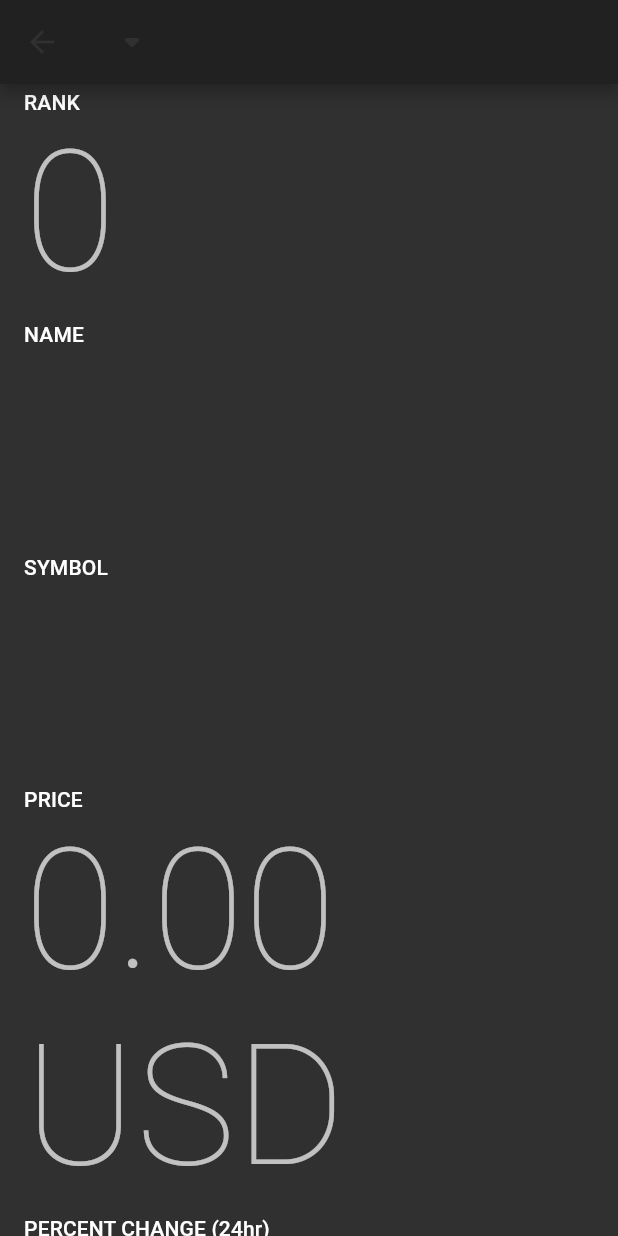
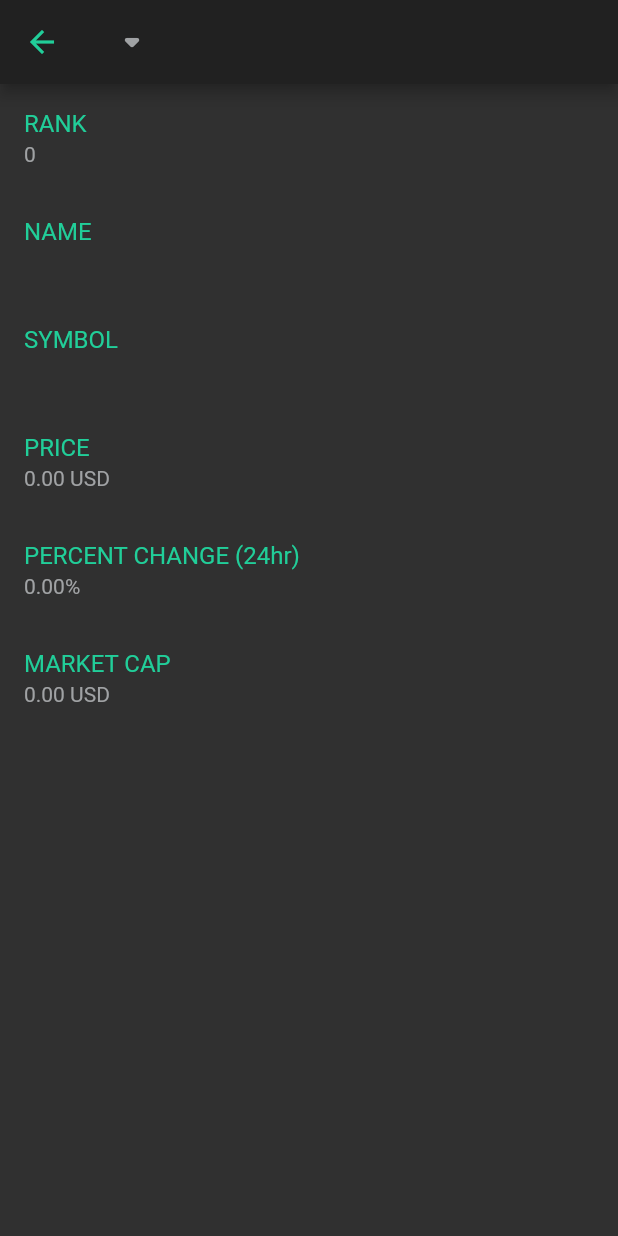
Before and after one commit to leval123/cryptospace, a Flutter app: the DetailScreen screen opened directly with empty values, on a phone screen of 412 x 824 dp. Run offline on Flutter 3.47's test engine with Material 2 defaults, Android fonts, the phone set to English and light mode, and no system bars; our stand-ins replace dio; network calls fail.

Commit message:
fixed api not working and red slash screen

```diff
--- a/lib/models/crypto.dart
+++ b/lib/models/crypto.dart
@@ -1,34 +1,32 @@
 class Crypto {
   String id;
   String name;
+  int rank;
+  double priceUsd;
   String symbol;
   double changePercent24Hr;
-  double priceUsd;
+
   double marketCapUsd;
-  int rank;
-  String explorer;
 
   Crypto({
     required this.id,
     required this.name,
+    required this.rank,
+    required this.priceUsd,
     required this.symbol,
     required this.changePercent24Hr,
-    required this.priceUsd,
     required this.marketCapUsd,
-    required this.rank,
-    required this.explorer,
   });
 
   factory Crypto.fromJson(Map<String, dynamic> json) {
     return Crypto(
       id: json['id'],
       name: json['name'],
+      rank: int.parse(json['rank']),
+      priceUsd: double.parse(json['priceUsd']),
       symbol: json['symbol'],
-      explorer: json['explorer'],
       changePercent24Hr: double.parse(json['changePercent24Hr']),
-      priceUsd: double.parse(json['priceUsd']),
       marketCapUsd: double.parse(json['marketCapUsd']),
-      rank: int.parse(json['rank']),
     );
   }
 }
--- a/lib/screens/detail_screen.dart
+++ b/lib/screens/detail_screen.dart
@@ -1,4 +1,5 @@
 import 'package:cryptospace/models/crypto.dart';
+import 'package:cryptospace/utilities/constants.dart';
 import 'package:cryptospace/utilities/helpers.dart';
 import 'package:flutter/material.dart';
 
@@ -14,19 +15,17 @@ class DetailScreen extends StatelessWidget {
     return Scaffold(
       appBar: AppBar(
         brightness: Brightness.light,
-        iconTheme: IconThemeData(
-          color: Theme.of(context).scaffoldBackgroundColor,
-        ),
+        iconTheme: IconThemeData(color: kGreenColor),
         title: Row(
           children: [
             getPrefixIcon(
               crypto.changePercent24Hr,
-              color: Theme.of(context).scaffoldBackgroundColor,
+              color: kGreyColor,
             ),
             Text(
               crypto.name,
               style: TextStyle(
-                color: Theme.of(context).scaffoldBackgroundColor,
+                color: kGreyColor,
               ),
             ),
           ],
@@ -38,61 +37,61 @@ class DetailScreen extends StatelessWidget {
             ListTile(
               title: Text(
                 'RANK',
-                style: Theme.of(context).textTheme.subtitle2,
+                style: TextStyle(color: kGreenColor),
               ),
               subtitle: Text(
                 crypto.rank.toString(),
-                style: Theme.of(context).textTheme.headline1,
+                style: TextStyle(color: kGreyColor),
               ),
             ),
             ListTile(
               title: Text(
                 'NAME',
-                style: Theme.of(context).textTheme.subtitle2,
+                style: TextStyle(color: kGreenColor),
               ),
               subtitle: Text(
                 crypto.name,
-                style: Theme.of(context).textTheme.headline1,
+                style: TextStyle(color: kGreyColor),
               ),
             ),
             ListTile(
               title: Text(
                 'SYMBOL',
-                style: Theme.of(context).textTheme.subtitle2,
+                style: TextStyle(color: kGreenColor),
               ),
               subtitle: Text(
                 crypto.symbol,
-                style: Theme.of(context).textTheme.headline1,
+                style: TextStyle(color: kGreyColor),
               ),
             ),
             ListTile(
               title: Text(
                 'PRICE',
-                style: Theme.of(context).textTheme.subtitle2,
+                style: TextStyle(color: kGreenColor),
               ),
               subtitle: Text(
                 "${crypto.priceUsd.toStringAsFixed(2)} USD",
-                style: Theme.of(context).textTheme.headline1,
+                style: TextStyle(color: kGreyColor),
               ),
             ),
             ListTile(
               title: Text(
                 'PERCENT CHANGE (24hr)',
-                style: Theme.of(context).textTheme.subtitle2,
+                style: TextStyle(color: kGreenColor),
               ),
               subtitle: Text(
                 "${crypto.changePercent24Hr.toStringAsFixed(2)}%",
-                style: Theme.of(context).textTheme.headline1,
+                style: TextStyle(color: kGreyColor),
               ),
             ),
             ListTile(
               title: Text(
                 'MARKET CAP',
-                style: Theme.of(context).textTheme.subtitle2,
+                style: TextStyle(color: kGreenColor),
               ),
               subtitle: Text(
                 "${crypto.marketCapUsd.toStringAsFixed(2)} USD",
-                style: Theme.of(context).textTheme.headline1,
+                style: TextStyle(color: kGreyColor),
               ),
             ),
           ],
--- a/pubspec.yaml
+++ b/pubspec.yaml
@@ -41,7 +41,7 @@ flutter_icons:
   adaptive_icon_foreground: "assets/images/logo.png"
 
 flutter_native_splash:
-  color: "#EC4561"
+  color: "#171A1E"
   image: "assets/images/logo.png"
   android: true
   ios: true
```
Also changed, not shown: lib/screens/home_screen.dart (+13 -4 lines), 33 other files.
